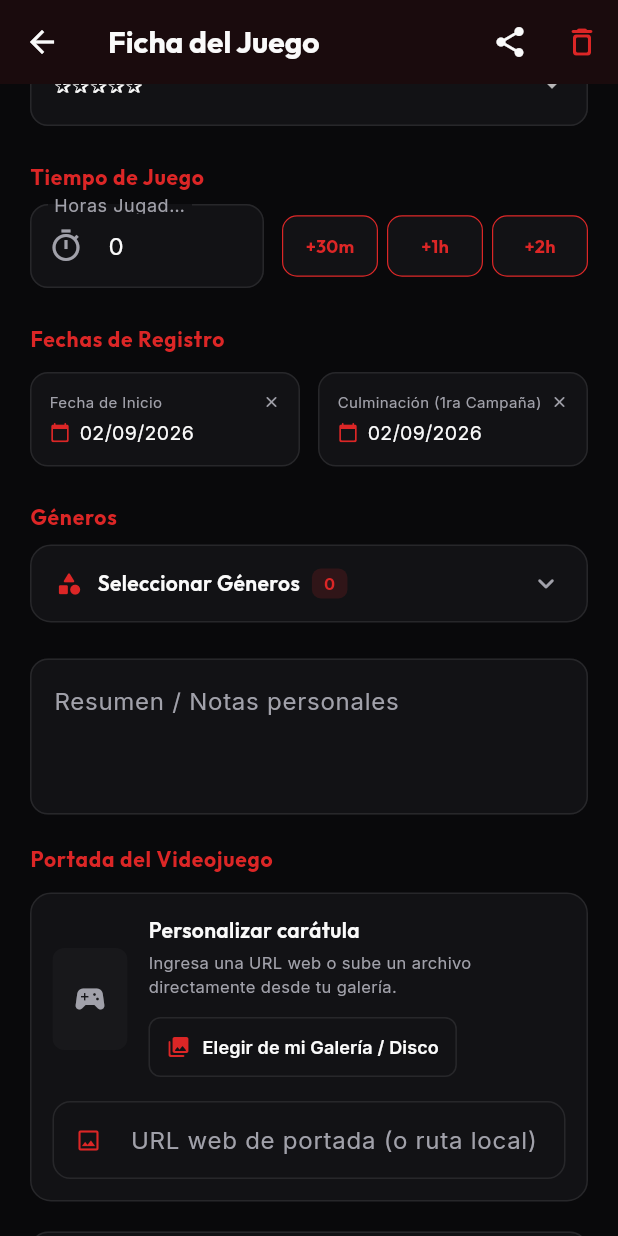
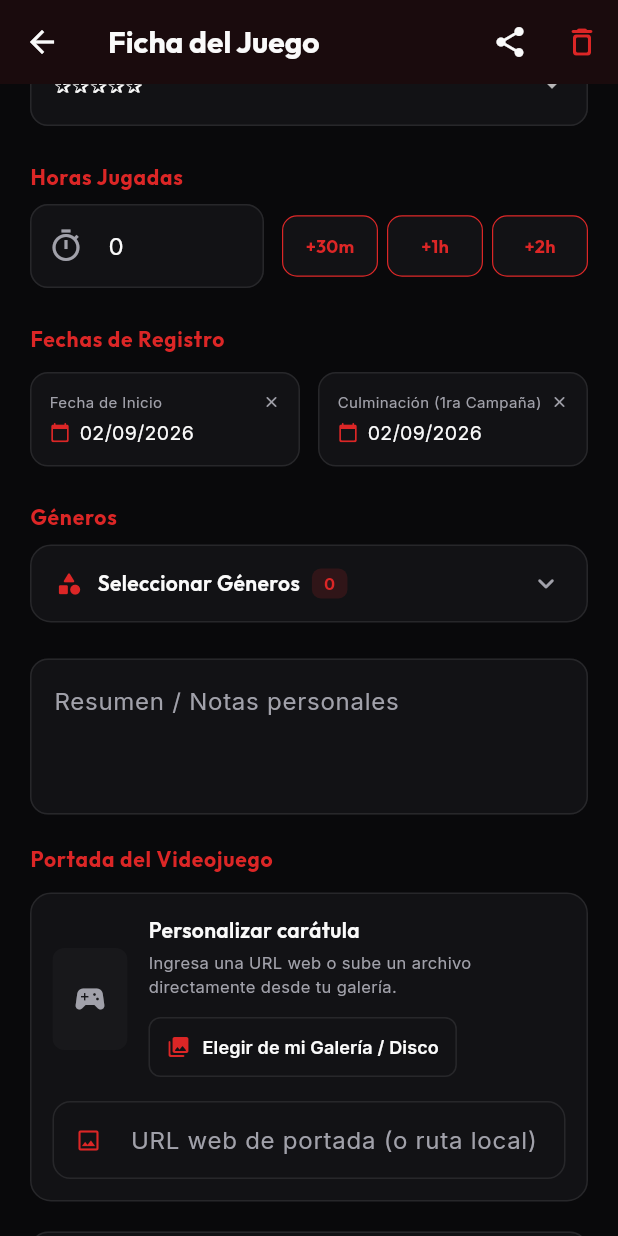
Before and after one commit to VICTOREB13/App-Game-Tracker, a Flutter app: the GameDetailScreen screen opened directly with empty values, scrolled down 576 dp, on a phone screen of 412 x 824 dp. Run offline on Flutter 3.47's test engine with Material 3 defaults, Android fonts, the phone set to English and light mode, and no system bars; our stand-ins replace cached_network_image, file_picker, fl_chart, flutter_secure_storage, google_fonts, shared_preferences and 2 more; accounts and stored records are empty.

```diff
--- a/frontend/lib/screens/game_detail_screen.dart
+++ b/frontend/lib/screens/game_detail_screen.dart
@@ -653,7 +653,7 @@ class _GameDetailScreenState extends State<GameDetailScreen> {
                 const SizedBox(height: 24),
 
                 // Hours Played & Quick Action Buttons
-                _buildSectionHeader('Tiempo de Juego'),
+                _buildSectionHeader('Horas Jugadas'),
                 const SizedBox(height: 8),
                 Row(
                   children: [
@@ -665,7 +665,6 @@ class _GameDetailScreenState extends State<GameDetailScreen> {
                             decimal: true),
                         onChanged: (val) => setState(() {}),
                         decoration: InputDecoration(
-                          labelText: 'Horas Jugadas',
                           prefixIcon: Icon(Icons.timer_outlined,
                               color: AppColors.textSecondary(context)),
                         ),
```
